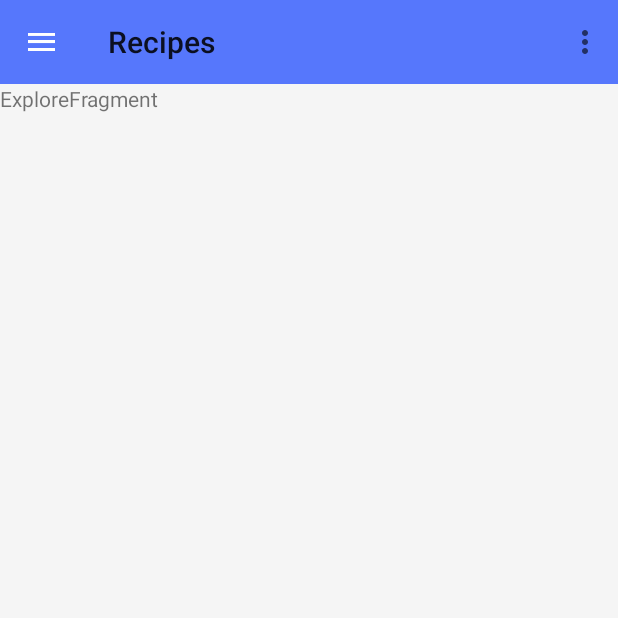
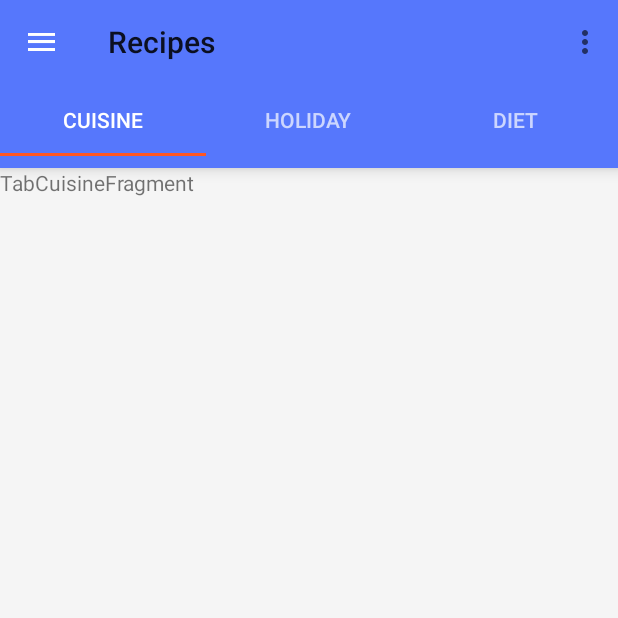
Before and after one commit to yurkiv/Recipes, an Android app: the screen it shows after launch (MainActivity), in the side drawer, after a tap on "Explore", on a phone screen of 412 x 824 dp, the top half of it. Run offline under Robolectric (Android 15) with nearby library versions, the phone set to English and light mode, and no system bars; our stand-ins replace ButterKnife.

Commit message:
added explore tabs

```diff
--- /dev/null
+++ b/app/src/main/java/tk/yurkiv/recipes/ui/adapters/ExplorePagerAdapter.java
@@ -0,0 +1,52 @@
+package tk.yurkiv.recipes.ui.adapters;
+
+import android.content.Context;
+import android.support.v4.app.Fragment;
+import android.support.v4.app.FragmentManager;
+import android.support.v4.app.FragmentStatePagerAdapter;
+
+import tk.yurkiv.recipes.ui.fragments.TabCuisineFragment;
+import tk.yurkiv.recipes.ui.fragments.TabDietFragment;
+import tk.yurkiv.recipes.ui.fragments.TabHolidayFragment;
+
+/**
+ * Created by yurkiv on 16.08.2015.
+ */
+public class ExplorePagerAdapter extends FragmentStatePagerAdapter {
+
+    private final int PAGE_COUNT = 3;
+    private String tabTitles[] = new String[] { "Cuisine", "Holiday", "Diet" };
+    private Context context;
+
+    public ExplorePagerAdapter(FragmentManager fm, Context context) {
+        super(fm);
+        this.context = context;
+    }
+
+    @Override
+    public Fragment getItem(int position) {
+        switch (position) {
+            case 0:
+                TabCuisineFragment tabCuisineFragment = new TabCuisineFragment();
+                return tabCuisineFragment;
+            case 1:
+                TabHolidayFragment tabHolidayFragment = new TabHolidayFragment();
+                return tabHolidayFragment;
+            case 2:
+                TabDietFragment tabDietFragment = new TabDietFragment();
+                return tabDietFragment;
+            default:
+                return null;
+        }
+    }
+
+    @Override
+    public int getCount() {
+        return PAGE_COUNT;
+    }
+
+    @Override
+    public CharSequence getPageTitle(int position) {
+        return tabTitles[position];
+    }
+}
--- a/app/src/main/java/tk/yurkiv/recipes/ui/fragments/ExploreFragment.java
+++ b/app/src/main/java/tk/yurkiv/recipes/ui/fragments/ExploreFragment.java
@@ -2,30 +2,31 @@ package tk.yurkiv.recipes.ui.fragments;
 
 
 import android.os.Bundle;
+import android.support.design.widget.TabLayout;
 import android.support.v4.app.Fragment;
+import android.support.v4.view.ViewPager;
 import android.view.LayoutInflater;
 import android.view.View;
 import android.view.ViewGroup;
 
+import butterknife.ButterKnife;
+import butterknife.InjectView;
 import tk.yurkiv.recipes.R;
+import tk.yurkiv.recipes.ui.adapters.ExplorePagerAdapter;
 
-/**
- * A simple {@link Fragment} subclass.
- */
 public class ExploreFragment extends Fragment {
 
+    @InjectView(R.id.viewpager) protected ViewPager viewPager;
+    @InjectView(R.id.tabs) protected TabLayout tabLayout;
 
-    public ExploreFragment() {
-        // Required empty public constructor
-    }
-
+    public ExploreFragment() {}
 
     @Override
-    public View onCreateView(LayoutInflater inflater, ViewGroup container,
-                             Bundle savedInstanceState) {
-        // Inflate the layout for this fragment
-        return inflater.inflate(R.layout.fragment_explore, container, false);
+    public View onCreateView(LayoutInflater inflater, ViewGroup container, Bundle savedInstanceState) {
+        View rootView =  inflater.inflate(R.layout.fragment_explore, container, false);
+        ButterKnife.inject(this, rootView);
+        viewPager.setAdapter(new ExplorePagerAdapter(getActivity().getSupportFragmentManager(), getActivity()));
+        tabLayout.setupWithViewPager(viewPager);
+        return rootView;
     }
-
-
 }
--- /dev/null
+++ b/app/src/main/java/tk/yurkiv/recipes/ui/fragments/HomeFragment.java
@@ -0,0 +1,24 @@
+package tk.yurkiv.recipes.ui.fragments;
+
+
+import android.os.Bundle;
+import android.support.v4.app.Fragment;
+import android.view.LayoutInflater;
+import android.view.View;
+import android.view.ViewGroup;
+
+import tk.yurkiv.recipes.R;
+
+public class HomeFragment extends Fragment {
+
+
+    public HomeFragment() {}
+
+    @Override
+    public View onCreateView(LayoutInflater inflater, ViewGroup container,
+                             Bundle savedInstanceState) {
+        return inflater.inflate(R.layout.fragment_home, container, false);
+    }
+
+
+}
--- /dev/null
+++ b/app/src/main/java/tk/yurkiv/recipes/ui/fragments/TabCuisineFragment.java
@@ -0,0 +1,25 @@
+package tk.yurkiv.recipes.ui.fragments;
+
+
+import android.os.Bundle;
+import android.support.v4.app.Fragment;
+import android.view.LayoutInflater;
+import android.view.View;
+import android.view.ViewGroup;
+
+import tk.yurkiv.recipes.R;
+
+public class TabCuisineFragment extends Fragment {
+
+
+    public TabCuisineFragment() {}
+
+
+    @Override
+    public View onCreateView(LayoutInflater inflater, ViewGroup container,
+                             Bundle savedInstanceState) {
+        return inflater.inflate(R.layout.fragment_tab_cuisine, container, false);
+    }
+
+
+}
--- /dev/null
+++ b/app/src/main/java/tk/yurkiv/recipes/ui/fragments/TabDietFragment.java
@@ -0,0 +1,22 @@
+package tk.yurkiv.recipes.ui.fragments;
+
+import android.os.Bundle;
+import android.support.v4.app.Fragment;
+import android.view.LayoutInflater;
+import android.view.View;
+import android.view.ViewGroup;
+
+import tk.yurkiv.recipes.R;
+
+public class TabDietFragment extends Fragment {
+
+    public TabDietFragment() {
+    }
+
+    @Override
+    public View onCreateView(LayoutInflater inflater, ViewGroup container,
+                             Bundle savedInstanceState) {
+        // Inflate the layout for this fragment
+        return inflater.inflate(R.layout.fragment_tab_diet, container, false);
+    }
+}
--- /dev/null
+++ b/app/src/main/java/tk/yurkiv/recipes/ui/fragments/TabHolidayFragment.java
@@ -0,0 +1,31 @@
+package tk.yurkiv.recipes.ui.fragments;
+
+
+import android.os.Bundle;
+import android.support.v4.app.Fragment;
+import android.view.LayoutInflater;
+import android.view.View;
+import android.view.ViewGroup;
+
+import tk.yurkiv.recipes.R;
+
+/**
+ * A simple {@link Fragment} subclass.
+ */
+public class TabHolidayFragment extends Fragment {
+
+
+    public TabHolidayFragment() {
+        // Required empty public constructor
+    }
+
+
+    @Override
+    public View onCreateView(LayoutInflater inflater, ViewGroup container,
+                             Bundle savedInstanceState) {
+        // Inflate the layout for this fragment
+        return inflater.inflate(R.layout.fragment_tab_holiday, container, false);
+    }
+
+
+}
--- a/app/src/main/res/layout/activity_main.xml
+++ b/app/src/main/res/layout/activity_main.xml
@@ -15,8 +15,7 @@
             android:id="@+id/toolbar"
             android:layout_width="match_parent"
             android:layout_height="?attr/actionBarSize"
-            android:background="?attr/colorPrimary"
-            app:popupTheme="@style/ThemeOverlay.AppCompat.Dark.ActionBar"/>
+            android:background="?attr/colorPrimary"/>
 
         <FrameLayout
             android:id="@+id/fragment_container"
--- a/app/src/main/res/layout/fragment_explore.xml
+++ b/app/src/main/res/layout/fragment_explore.xml
@@ -1,10 +1,21 @@
-<FrameLayout xmlns:android="http://schemas.android.com/apk/res/android"
-    xmlns:tools="http://schemas.android.com/tools" android:layout_width="match_parent"
+<LinearLayout xmlns:android="http://schemas.android.com/apk/res/android"
+    xmlns:tools="http://schemas.android.com/tools"
+    android:layout_width="match_parent"
     android:layout_height="match_parent"
+    android:orientation="vertical"
     tools:context="tk.yurkiv.recipes.ui.fragments.ExploreFragment">
 
-    <!-- TODO: Update blank fragment layout -->
-    <TextView android:layout_width="match_parent" android:layout_height="match_parent"
-        android:text="ExploreFragment" />
+    <android.support.design.widget.TabLayout
+        android:id="@+id/tabs"
+        android:layout_width="match_parent"
+        android:layout_height="wrap_content"
+        android:background="?attr/colorPrimary"
+        android:elevation="6dp"
+        android:minHeight="?attr/actionBarSize"
+        android:theme="@style/ThemeOverlay.AppCompat.Dark.ActionBar"/>
 
-</FrameLayout>
+    <android.support.v4.view.ViewPager
+        android:id="@+id/viewpager"
+        android:layout_width="match_parent"
+        android:layout_height="match_parent"/>
+</LinearLayout>
--- /dev/null
+++ b/app/src/main/res/layout/fragment_home.xml
@@ -0,0 +1,9 @@
+<FrameLayout
+    xmlns:android="http://schemas.android.com/apk/res/android"
+    xmlns:tools="http://schemas.android.com/tools"
+    android:layout_width="match_parent"
+    android:layout_height="match_parent"
+    tools:context="tk.yurkiv.recipes.ui.fragments.HomeFragment">
+
+
+</FrameLayout>
--- /dev/null
+++ b/app/src/main/res/layout/fragment_tab_cuisine.xml
@@ -0,0 +1,10 @@
+<FrameLayout xmlns:android="http://schemas.android.com/apk/res/android"
+    xmlns:tools="http://schemas.android.com/tools" android:layout_width="match_parent"
+    android:layout_height="match_parent"
+    tools:context="tk.yurkiv.recipes.ui.fragments.TabCuisineFragment">
+
+    <!-- TODO: Update blank fragment layout -->
+    <TextView android:layout_width="match_parent" android:layout_height="match_parent"
+        android:text="TabCuisineFragment" />
+
+</FrameLayout>
--- /dev/null
+++ b/app/src/main/res/layout/fragment_tab_diet.xml
@@ -0,0 +1,10 @@
+<FrameLayout xmlns:android="http://schemas.android.com/apk/res/android"
+    xmlns:tools="http://schemas.android.com/tools" android:layout_width="match_parent"
+    android:layout_height="match_parent"
+    tools:context="tk.yurkiv.recipes.ui.fragments.TabDietFragment">
+
+    <!-- TODO: Update blank fragment layout -->
+    <TextView android:layout_width="match_parent" android:layout_height="match_parent"
+        android:text="TabDietFragment" />
+
+</FrameLayout>
--- /dev/null
+++ b/app/src/main/res/layout/fragment_tab_holiday.xml
@@ -0,0 +1,10 @@
+<FrameLayout xmlns:android="http://schemas.android.com/apk/res/android"
+    xmlns:tools="http://schemas.android.com/tools" android:layout_width="match_parent"
+    android:layout_height="match_parent"
+    tools:context="tk.yurkiv.recipes.ui.fragments.TabHolidayFragment">
+
+    <!-- TODO: Update blank fragment layout -->
+    <TextView android:layout_width="match_parent" android:layout_height="match_parent"
+        android:text="TabHolidayFragment" />
+
+</FrameLayout>
```
